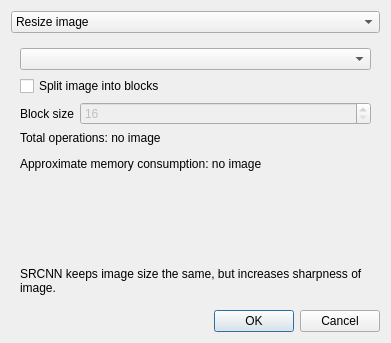
This is src/windows/TaskCreationDialog.ui in GRAPHENE9932/ImageUpscalerQt as Qt 5 draws it before an edit. The edited form follows.
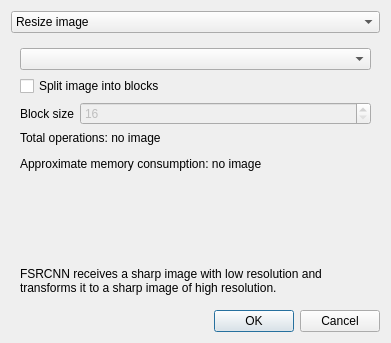
This is the edited form. The open tabs and pages were chosen to show the change.

Commit message: Fix the FSRCNN description in the TaskCreationDialog.

What changed in the file:
```diff
--- a/src/windows/TaskCreationDialog.ui
+++ b/src/windows/TaskCreationDialog.ui
@@ -392,7 +392,7 @@
        <item>
         <widget class="QLabel" name="fsrcnn_static_info_label">
          <property name="text">
-          <string>SRCNN keeps image size the same, but increases sharpness of image.</string>
+          <string>FSRCNN receives a sharp image with low resolution and transforms it to a sharp image of high resolution.</string>
          </property>
          <property name="textFormat">
           <enum>Qt::PlainText</enum>
```
